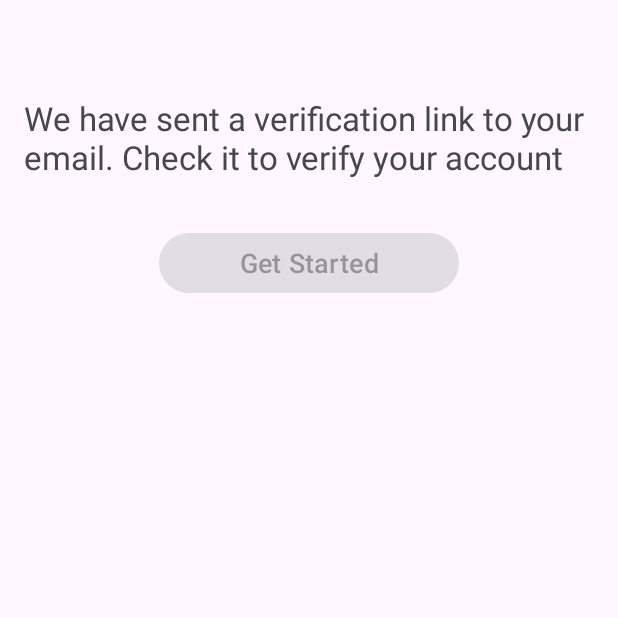
After one commit to darsh-7/NewsApp, an Android app: the VerifyFragment screen opened through its navigation route, on a phone screen of 412 x 824 dp, the top half of it. The commit adds this screen. Run offline under Robolectric (Android 15) with nearby library versions, the phone set to English and light mode, and no system bars; our stand-ins replace Firebase (no records; nobody signed in at launch, a user with empty details on screens opened directly).

Commit message:
Add authentication features with password reset and email verification using firebase and update navigation

```diff
--- a/app/build.gradle.kts
+++ b/app/build.gradle.kts
@@ -1,6 +1,8 @@
 plugins {
     alias(libs.plugins.android.application)
     alias(libs.plugins.jetbrains.kotlin.android)
+    id("com.google.gms.google-services")
+
 }
 
 android {
@@ -77,5 +79,9 @@ dependencies {
 
     //implementation("androidx.navigation:navigation-fragment-ktx")
 
+    //Firebase
+    implementation(platform("com.google.firebase:firebase-bom:34.3.0"))
+    implementation("com.google.firebase:firebase-auth")
+    implementation ("com.google.android.gms:play-services-auth")
 
 }
--- /dev/null
+++ b/app/src/main/java/com/darsh/news/presentation/authentication/AuthViewModel.kt
@@ -0,0 +1,49 @@
+package com.darsh.news.firebaseLogic
+
+import androidx.lifecycle.LiveData
+import androidx.lifecycle.MutableLiveData
+import androidx.lifecycle.ViewModel
+import com.google.firebase.auth.FirebaseUser
+
+class AuthViewModel : ViewModel() {
+    private val authRepository = AuthRepository()
+
+    private val _authResult = MutableLiveData<Result<FirebaseUser?>>()
+    val authResult: LiveData<Result<FirebaseUser?>> get() = _authResult
+
+    private val _verificationResult = MutableLiveData<Result<Unit>>()
+    val verificationResult: LiveData<Result<Unit>> get() = _verificationResult
+
+    private val _resetResult = MutableLiveData<Result<Unit>>()
+    val resetResult: LiveData<Result<Unit>> get() = _resetResult
+
+    fun signUp(email: String, password: String) {
+        authRepository.signUp(email, password) { result ->
+            _authResult.postValue(result)
+        }
+    }
+
+    fun sendVerificationEmail(user: FirebaseUser?) {
+        authRepository.sendVerificationEmail(user) { result ->
+            _verificationResult.postValue(result)
+        }
+    }
+
+    fun login(email: String, password: String) {
+        authRepository.login(email, password) { result ->
+            _authResult.postValue(result)
+        }
+    }
+
+    fun resetPassword(email: String) {
+        authRepository.resetPassword(email) { result ->
+            _resetResult.postValue(result)
+        }
+    }
+
+    fun refreshUser() = authRepository.refreshUser()
+
+    fun logout() = authRepository.logout()
+
+    fun getCurrentUser() = authRepository.getCurrentUser()
+}
--- a/app/src/main/java/com/darsh/news/presentation/authentication/SignInFragment.kt
+++ b/app/src/main/java/com/darsh/news/presentation/authentication/SignInFragment.kt
@@ -1,48 +1,80 @@
 package com.darsh.news.presentation.authentication
 
 import android.os.Bundle
-import androidx.fragment.app.Fragment
 import android.view.LayoutInflater
 import android.view.View
 import android.view.ViewGroup
+import android.widget.Toast
+import androidx.fragment.app.Fragment
+import androidx.fragment.app.viewModels
 import androidx.navigation.findNavController
+import androidx.navigation.fragment.findNavController
 import com.darsh.news.R
 import com.darsh.news.databinding.FragmentSignInBinding
+import com.darsh.news.firebaseLogic.AuthViewModel
 
-// TODO: Rename parameter arguments, choose names that match
-// the fragment initialization parameters, e.g. ARG_ITEM_NUMBER
-private const val ARG_PARAM1 = "param1"
-private const val ARG_PARAM2 = "param2"
-
-/**
- * A simple [Fragment] subclass.
- * Use the [SignInFragment.newInstance] factory method to
- * create an instance of this fragment.
- */
 class SignInFragment : Fragment() {
 
     lateinit var binding: FragmentSignInBinding
-
+    private val authViewModel: AuthViewModel by viewModels()
 
     override fun onCreateView(
         inflater: LayoutInflater, container: ViewGroup?,
         savedInstanceState: Bundle?
-    ): View? {
+    ): View {
         // Inflate the layout for this fragment
         binding = FragmentSignInBinding.inflate(inflater, container, false)
-
         return binding.root
     }
 
     override fun onViewCreated(view: View, savedInstanceState: Bundle?) {
         super.onViewCreated(view, savedInstanceState)
+
         binding.textRegisterFull.setOnClickListener {
             it.findNavController().navigate(R.id.action_signInFragment_to_signUpFragment2)
         }
+
         binding.buttonSignIn.setOnClickListener {
             if (isInputValid()) {
-                it.findNavController().navigate(R.id.action_signInFragment_to_homeFragment)
+                val email = binding.inputEmail.text.toString().trim()
+                val password = binding.inputPassword.text.toString()
+                authViewModel.login(email, password)
             }
+        }
+
+        binding.textForgotPassword.setOnClickListener {
+            it.findNavController().navigate(R.id.action_signInFragment_to_resetPasswordFragment)
+        }
+
+        authViewModel.authResult.observe(viewLifecycleOwner) { result ->
+            result.onSuccess { user ->
+                if (user?.isEmailVerified == true) {
+                    Toast.makeText(requireContext(), "Welcome, ${user.email}", Toast.LENGTH_SHORT).show()
+                    // Navigate to home and clear back stack
+                    findNavController().navigate(R.id.action_signInFragment_to_homeFragment, null, androidx.navigation.NavOptions.Builder()
+                        .setPopUpTo(R.id.signInFragment, true)
+                        .build())
+                } else {
+                    Toast.makeText(requireContext(), "Please verify your email", Toast.LENGTH_SHORT).show()
+                    // Assuming you have a fragment for email verification
+                    // If not, you can remove this navigation or create the fragment and action
+                    // findNavController().navigate(R.id.action_signInFragment_to_verifyEmailFragment)
+                }
+            }
+            result.onFailure {
+                Toast.makeText(requireContext(), "Login failed: ${it.message}", Toast.LENGTH_SHORT).show()
+            }
+        }
+    }
+
+    override fun onStart() {
+        super.onStart()
+        val currentUser = authViewModel.getCurrentUser()
+        if (currentUser != null && currentUser.isEmailVerified) {
+            // User is already signed in and verified, navigate to home
+            findNavController().navigate(R.id.action_signInFragment_to_homeFragment, null, androidx.navigation.NavOptions.Builder()
+                .setPopUpTo(R.id.signInFragment, true)
+                .build())
         }
     }
 
--- /dev/null
+++ b/app/src/main/java/com/darsh/news/presentation/authentication/verify/VerifyFragment.kt
@@ -0,0 +1,81 @@
+package com.darsh.news.presentation.authentication.verify
+
+import android.os.Bundle
+import android.os.Handler
+import android.os.Looper
+import android.view.LayoutInflater
+import android.view.View
+import android.view.ViewGroup
+import android.widget.Toast
+import androidx.fragment.app.Fragment
+import androidx.fragment.app.viewModels
+import androidx.navigation.fragment.findNavController
+import com.darsh.news.R
+import com.darsh.news.databinding.FragmentVerifyBinding
+import com.darsh.news.firebaseLogic.AuthViewModel
+
+class VerifyFragment : Fragment() {
+
+    private lateinit var binding: FragmentVerifyBinding
+    private val authViewModel: AuthViewModel by viewModels()
+    private val handler = Handler(Looper.getMainLooper())
+
+    /**
+     * A Runnable that periodically checks if the user's email has been verified.
+     * It reloads the user's profile from Firebase and checks the `isEmailVerified` status.
+     */
+    private val checkVerification = object : Runnable {
+        override fun run() {
+            // Reload the user to get the latest verification status
+            val user = authViewModel.refreshUser()
+            if (user != null && user.isEmailVerified) {
+                // If verified, enable the button, show a success message, and stop polling
+                binding.startButton.isEnabled = true
+                Toast.makeText(requireContext(), "Email Verified Successfully", Toast.LENGTH_SHORT).show()
+                handler.removeCallbacks(this) // Stop the handler
+            } else {
+                // If not verified, schedule the check again after 2 seconds
+                handler.postDelayed(this, 2000)
+            }
+        }
+    }
+
+    override fun onCreateView(
+        inflater: LayoutInflater, container: ViewGroup?,
+        savedInstanceState: Bundle?
+    ): View {
+        binding = FragmentVerifyBinding.inflate(inflater, container, false)
+        return binding.root
+    }
+
+    override fun onViewCreated(view: View, savedInstanceState: Bundle?) {
+        super.onViewCreated(view, savedInstanceState)
+
+        // The "Start" button is disabled until the email is verified
+        binding.startButton.isEnabled = false
+        // Start the periodic check for email verification
+        handler.postDelayed(checkVerification, 2000)
+
+        // When the button is enabled and clicked, navigate to the home screen
+        binding.startButton.setOnClickListener {
+            findNavController().navigate(
+                R.id.action_verifyFragment_to_signInFragment,
+                null,
+                androidx.navigation.NavOptions.Builder()
+                    .setPopUpTo(R.id.verifyFragment, true)
+                    .build()
+            )
+        }
+
+//        // Navigate to the reset password screen if the user clicks "Forgot Password?"
+//        binding.forgotPass.setOnClickListener {
+//            findNavController().navigate(R.id.action_verifyFragment_to_resetPasswordFragment)
+//        }
+    }
+
+    override fun onDestroyView() {
+        super.onDestroyView()
+        // Stop the handler when the fragment's view is destroyed to prevent memory leaks
+        handler.removeCallbacks(checkVerification)
+    }
+}
--- /dev/null
+++ b/app/src/main/res/layout/fragment_verify.xml
@@ -0,0 +1,32 @@
+<?xml version="1.0" encoding="utf-8"?>
+<androidx.constraintlayout.widget.ConstraintLayout xmlns:android="http://schemas.android.com/apk/res/android"
+    xmlns:app="http://schemas.android.com/apk/res-auto"
+    xmlns:tools="http://schemas.android.com/tools"
+    android:id="@+id/main"
+    android:layout_width="match_parent"
+    android:layout_height="match_parent"
+    tools:context=".presentation.authentication.verify.VerifyFragment">
+
+
+    <TextView
+        android:id="@+id/verify"
+        android:layout_width="match_parent"
+        android:layout_height="wrap_content"
+        android:layout_marginHorizontal="16dp"
+        android:layout_marginTop="64dp"
+        android:text="We have sent a verification link to your email. Check it to verify your account"
+        android:textSize="22sp"
+        app:layout_constraintTop_toTopOf="parent" />
+
+    <Button
+        android:id="@+id/startButton"
+        android:layout_width="200dp"
+        android:layout_height="wrap_content"
+        android:layout_marginTop="32dp"
+        android:text="Get Started"
+        android:textSize="18sp"
+        app:layout_constraintEnd_toEndOf="@+id/verify"
+        app:layout_constraintStart_toStartOf="@+id/verify"
+        app:layout_constraintTop_toBottomOf="@+id/verify" />
+
+</androidx.constraintlayout.widget.ConstraintLayout>
--- a/app/src/main/res/navigation/app_nav.xml
+++ b/app/src/main/res/navigation/app_nav.xml
@@ -16,6 +16,9 @@
         <action
             android:id="@+id/action_signInFragment_to_homeFragment"
             app:destination="@id/homeFragment" />
+        <action
+            android:id="@+id/action_signInFragment_to_resetPasswordFragment"
+            app:destination="@id/resetPasswordFragment" />
     </fragment>
     <fragment
         android:id="@+id/signUpFragment2"
@@ -25,6 +28,9 @@
         <action
             android:id="@+id/action_signUpFragment2_to_signInFragment"
             app:destination="@id/signInFragment" />
+        <action
+            android:id="@+id/action_signUpFragment2_to_verifyFragment"
+            app:destination="@id/verifyFragment" />
     </fragment>
     <fragment
         android:id="@+id/favouritFragment"
@@ -41,10 +47,23 @@
         android:label="fragment_home"
         tools:layout="@layout/fragment_home" >
         <action
+            android:id="@+id/action_homeFragment_to_newsFragment"
+            app:destination="@id/newsFragment" />
+        <action
             android:id="@+id/action_homeFragment_to_favouritFragment"
             app:destination="@id/favouritFragment" />
+    </fragment>
+    <fragment
+        android:id="@+id/verifyFragment"
+        android:name="com.darsh.news.presentation.authentication.verify.VerifyFragment"
+        android:label="fragment_verify"
+        tools:layout="@layout/fragment_verify" >
         <action
-            android:id="@+id/action_homeFragment_to_newsFragment"
-            app:destination="@id/newsFragment" />
+            android:id="@+id/action_verifyFragment_to_signInFragment"
+            app:destination="@id/signInFragment" />
     </fragment>
+    <fragment
+        android:id="@+id/resetPasswordFragment"
+        android:name="ResetPasswordFragment"
+        android:label="ResetPasswordFragment" />
 </navigation>
--- a/build.gradle.kts
+++ b/build.gradle.kts
@@ -2,4 +2,6 @@
 plugins {
     alias(libs.plugins.android.application) apply false
     alias(libs.plugins.jetbrains.kotlin.android) apply false
+    id("com.google.gms.google-services") version "4.4.2" apply false
+
 }
--- a/gradle/libs.versions.toml
+++ b/gradle/libs.versions.toml
@@ -1,7 +1,7 @@
 [versions]
-agp = "8.5.2"
+agp = "8.12.3"
 
-kotlin = "1.9.0"
+kotlin = "2.2.20"
 coreKtx = "1.15.0"
 junit = "4.13.2"
 junitVersion = "1.2.1"
```
Also changed, not shown: app/src/main/java/com/darsh/news/data/remote/api/firebase/auth/AuthRepository.kt (added, +59 -0 lines), app/src/main/java/com/darsh/news/presentation/authentication/SignUpFragment.kt (+37 -4 lines), app/src/main/java/com/darsh/news/presentation/authentication/reset/ResetPasswordFragment.kt (added, +57 -0 lines), app/src/main/java/com/darsh/news/presentation/authentication/reset/ResetPasswordViewModel.kt (added, +7 -0 lines), app/src/main/java/com/darsh/news/presentation/authentication/verify/VerifyViewModel.kt (added, +20 -0 lines), app/src/main/res/layout/fragment_reset_password.xml (added, +35 -0 lines), gradle/wrapper/gradle-wrapper.properties, 1 other file.
